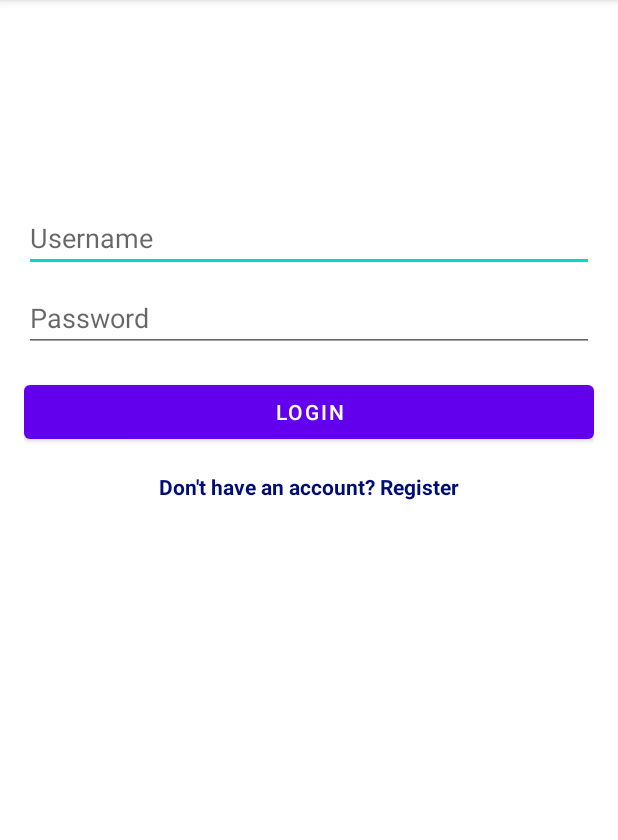
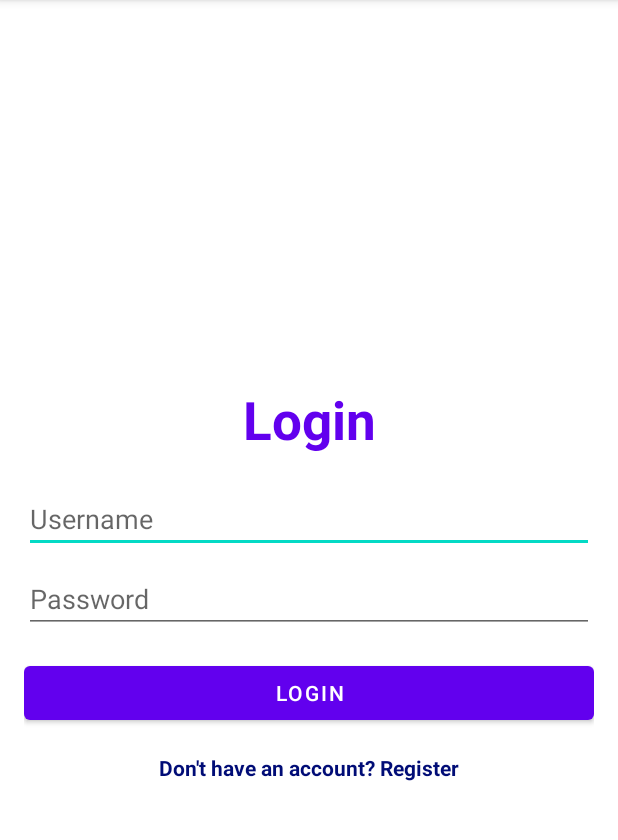
Before and after one commit to MedBen02/MedRemiderApp, an Android app: the screen it shows after launch (MainActivity), on a phone screen of 412 x 824 dp, the part 84-924 px from its top. Run offline under Robolectric (Android 15) with nearby library versions, the phone set to English and light mode, and no system bars; our stand-ins replace Room's generated code, navigation-ui.

```diff
--- a/app/src/main/res/layout/fragment_login.xml
+++ b/app/src/main/res/layout/fragment_login.xml
@@ -3,10 +3,19 @@
     android:layout_width="match_parent"
     android:layout_height="match_parent"
     android:orientation="vertical"
-    android:paddingTop="80dp"
+    android:paddingTop="200dp"
     android:paddingHorizontal="16dp"
     >
-
+    <TextView
+        android:layout_width="match_parent"
+        android:layout_height="wrap_content"
+        android:text="@string/login"
+        android:textSize="35sp"
+        android:textAlignment="center"
+        android:textStyle="bold"
+        android:textColor="@color/design_default_color_primary"
+        android:paddingBottom="20dp"
+        />
     <EditText
         android:id="@+id/et_username"
         android:layout_width="match_parent"
@@ -27,7 +36,7 @@
         android:layout_width="match_parent"
         android:layout_height="wrap_content"
         android:layout_marginTop="16dp"
-        android:text="Login"/>
+        android:text="@string/login"/>
 
     <TextView
         android:id="@+id/tv_register_link"
--- a/app/src/main/res/values/strings.xml
+++ b/app/src/main/res/values/strings.xml
@@ -13,4 +13,7 @@
     <string name="save">save</string>
     <string name="edit_profile">edit profile</string>
     <string name="name_cannot_be_empty">name cannot be empty</string>
+    <string name="welcom_to_medreminder">Welcome to MedReminder</string>
+    <string name="login">Login</string>
+    <string name="register">Register</string>
 </resources>
```
Also changed, not shown: app/src/main/java/com/mobileapp/medremiderapp/ui/fragments/profile/ProfileFragment.java (+15 -7 lines), app/src/main/java/com/mobileapp/medremiderapp/viewmodels/UserViewModel.java (+11 -4 lines), app/src/main/res/layout/fragment_register.xml (+12 -1 lines).
